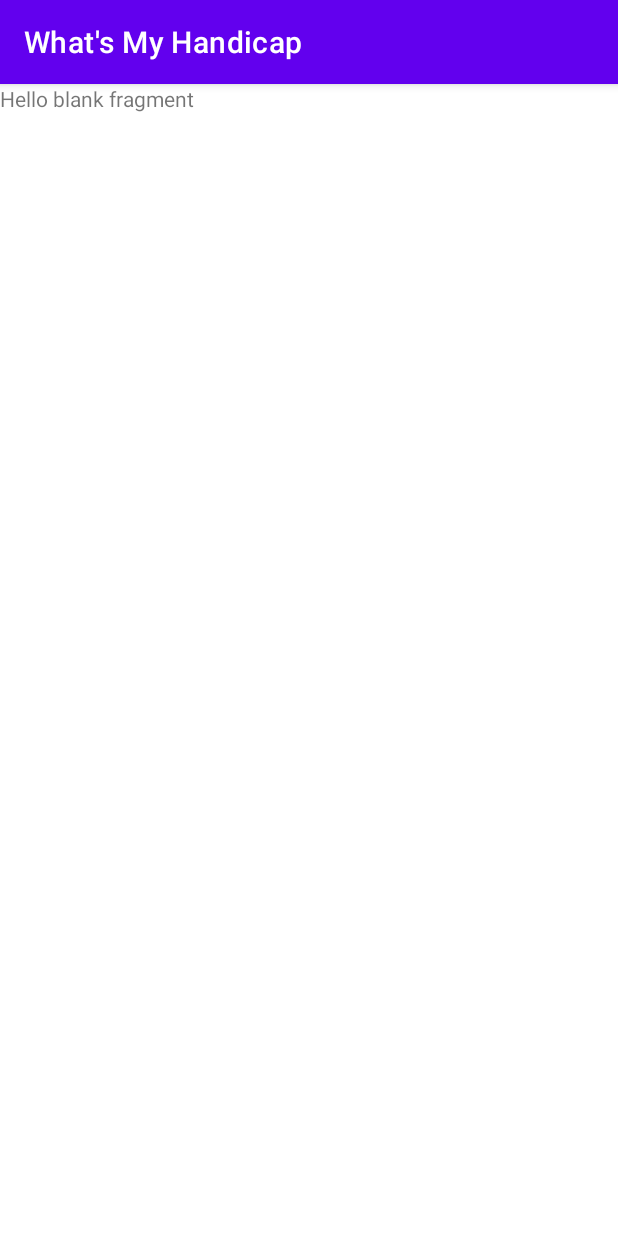
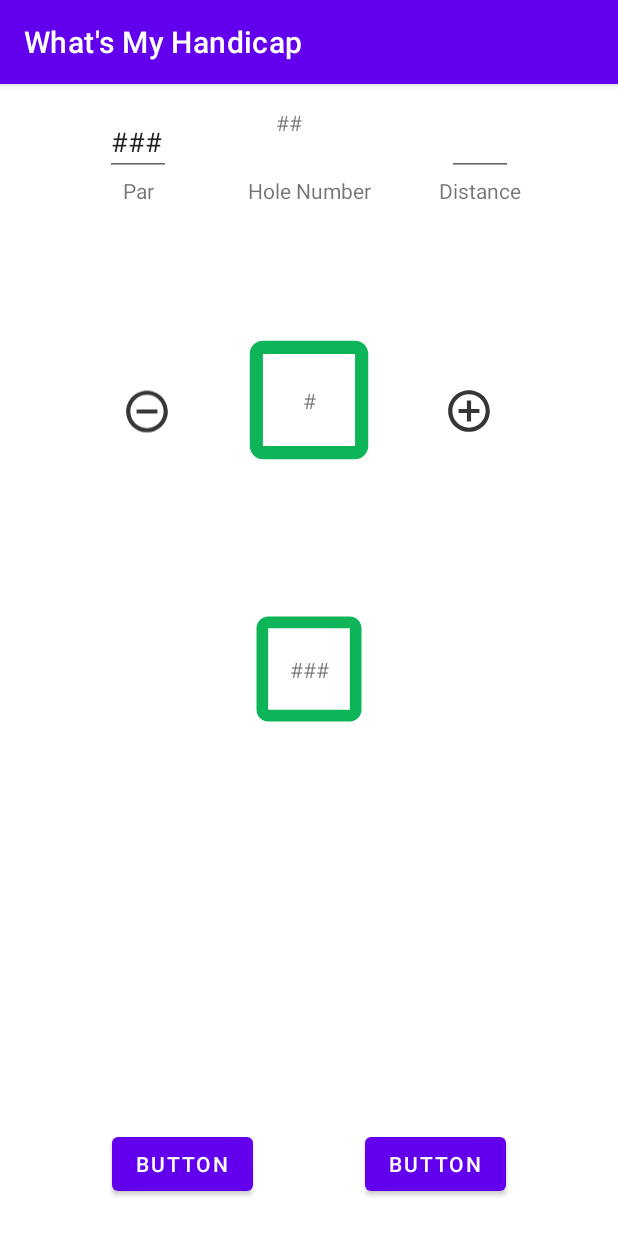
Before and after one commit to Shamalsiri/whats_my_handicap, an Android app: the fragment RoundDataEntryFragment placed in its activity, on a phone screen of 412 x 824 dp. Run offline under Robolectric (Android 15) with nearby library versions, the phone set to English and light mode, and no system bars.

Commit message:
[SS][initial_setup] More work for Round Data Entry

```diff
--- a/app/build.gradle
+++ b/app/build.gradle
@@ -11,7 +11,7 @@ android {
     defaultConfig {
         applicationId "com.siriwardana.whatsmyhandicap"
         minSdk 27
-        targetSdk 33
+        targetSdk 29
         versionCode 1
         versionName "1.0"
 
--- /dev/null
+++ b/app/src/main/res/drawable/baseline_add_circle.xml
@@ -0,0 +1,5 @@
+<vector android:height="24dp" android:tint="#363637"
+    android:viewportHeight="24" android:viewportWidth="24"
+    android:width="24dp" xmlns:android="http://schemas.android.com/apk/res/android">
+    <path android:fillColor="@android:color/white" android:pathData="M13,7h-2v4L7,11v2h4v4h2v-4h4v-2h-4L13,7zM12,2C6.48,2 2,6.48 2,12s4.48,10 10,10 10,-4.48 10,-10S17.52,2 12,2zM12,20c-4.41,0 -8,-3.59 -8,-8s3.59,-8 8,-8 8,3.59 8,8 -3.59,8 -8,8z"/>
+</vector>
--- /dev/null
+++ b/app/src/main/res/drawable/baseline_crop_square_24.xml
@@ -0,0 +1,5 @@
+<vector android:height="24dp" android:tint="#329A2F"
+    android:viewportHeight="24" android:viewportWidth="24"
+    android:width="24dp" xmlns:android="http://schemas.android.com/apk/res/android">
+    <path android:fillColor="@android:color/white" android:pathData="M18,4L6,4c-1.1,0 -2,0.9 -2,2v12c0,1.1 0.9,2 2,2h12c1.1,0 2,-0.9 2,-2L20,6c0,-1.1 -0.9,-2 -2,-2zM18,18L6,18L6,6h12v12z"/>
+</vector>
--- /dev/null
+++ b/app/src/main/res/drawable/baseline_remove_circle.xml
@@ -0,0 +1,5 @@
+<vector android:height="24dp" android:tint="#363637"
+    android:viewportHeight="24" android:viewportWidth="24"
+    android:width="24dp" xmlns:android="http://schemas.android.com/apk/res/android">
+    <path android:fillColor="@android:color/white" android:pathData="M7,11v2h10v-2L7,11zM12,2C6.48,2 2,6.48 2,12s4.48,10 10,10 10,-4.48 10,-10S17.52,2 12,2zM12,20c-4.41,0 -8,-3.59 -8,-8s3.59,-8 8,-8 8,3.59 8,8 -3.59,8 -8,8z"/>
+</vector>
--- /dev/null
+++ b/app/src/main/res/drawable/ic_password_visibility.xml
@@ -0,0 +1,5 @@
+<vector android:height="24dp" android:tint="#363637"
+    android:viewportHeight="24" android:viewportWidth="24"
+    android:width="24dp" xmlns:android="http://schemas.android.com/apk/res/android">
+    <path android:fillColor="@android:color/white" android:pathData="M12,4.5C7,4.5 2.73,7.61 1,12c1.73,4.39 6,7.5 11,7.5s9.27,-3.11 11,-7.5c-1.73,-4.39 -6,-7.5 -11,-7.5zM12,17c-2.76,0 -5,-2.24 -5,-5s2.24,-5 5,-5 5,2.24 5,5 -2.24,5 -5,5zM12,9c-1.66,0 -3,1.34 -3,3s1.34,3 3,3 3,-1.34 3,-3 -1.34,-3 -3,-3z"/>
+</vector>
--- a/app/src/main/res/layout/fragment_new_round.xml
+++ b/app/src/main/res/layout/fragment_new_round.xml
@@ -58,11 +58,13 @@
 
     <EditText
         android:id="@+id/et_course_name"
-        android:layout_width="363dp"
+        android:layout_width="0dp"
         android:layout_height="wrap_content"
+        android:layout_marginEnd="24dp"
         android:ems="10"
         android:hint="Enter Course name"
         android:inputType="text"
+        app:layout_constraintEnd_toEndOf="parent"
         app:layout_constraintStart_toStartOf="@+id/tv_course_name_title"
         app:layout_constraintTop_toBottomOf="@+id/tv_course_name_title" />
 
--- a/app/src/main/res/layout/fragment_round_data_entry.xml
+++ b/app/src/main/res/layout/fragment_round_data_entry.xml
@@ -1,14 +1,155 @@
 <?xml version="1.0" encoding="utf-8"?>
-<FrameLayout xmlns:android="http://schemas.android.com/apk/res/android"
+<androidx.constraintlayout.widget.ConstraintLayout xmlns:android="http://schemas.android.com/apk/res/android"
+    xmlns:app="http://schemas.android.com/apk/res-auto"
     xmlns:tools="http://schemas.android.com/tools"
     android:layout_width="match_parent"
     android:layout_height="match_parent"
     tools:context=".fragments.RoundDataEntryFragment">
 
-    <!-- TODO: Update blank fragment layout -->
+
+    <EditText
+        android:id="@+id/et_par"
+        android:layout_width="44dp"
+        android:layout_height="wrap_content"
+        android:layout_marginTop="16dp"
+        android:ems="10"
+        android:inputType="number"
+        android:text="###"
+        app:layout_constraintEnd_toStartOf="@+id/tv_hole_num"
+        app:layout_constraintHorizontal_bias="0.5"
+        app:layout_constraintStart_toStartOf="parent"
+        app:layout_constraintTop_toTopOf="parent" />
+
     <TextView
-        android:layout_width="match_parent"
-        android:layout_height="match_parent"
-        android:text="@string/hello_blank_fragment" />
+        android:id="@+id/tv_par_title"
+        android:layout_width="wrap_content"
+        android:layout_height="wrap_content"
+        android:text="Par"
+        app:layout_constraintEnd_toEndOf="@+id/et_par"
+        app:layout_constraintStart_toStartOf="@+id/et_par"
+        app:layout_constraintTop_toBottomOf="@+id/et_par" />
 
-</FrameLayout>
+    <TextView
+        android:id="@+id/tv_hole_title"
+        android:layout_width="wrap_content"
+        android:layout_height="wrap_content"
+        android:text="Hole Number"
+        app:layout_constraintEnd_toEndOf="@+id/tv_hole_num"
+        app:layout_constraintStart_toStartOf="@+id/tv_hole_num"
+        app:layout_constraintTop_toBottomOf="@+id/et_par" />
+
+    <TextView
+        android:id="@+id/tv_hole_num"
+        android:layout_width="44dp"
+        android:layout_height="45dp"
+        android:layout_marginTop="16dp"
+        android:text="##"
+        app:layout_constraintEnd_toStartOf="@+id/et_distance_hole"
+        app:layout_constraintHorizontal_bias="0.5"
+        app:layout_constraintStart_toEndOf="@+id/et_par"
+        app:layout_constraintTop_toTopOf="parent" />
+
+    <EditText
+        android:id="@+id/et_distance_hole"
+        android:layout_width="44dp"
+        android:layout_height="wrap_content"
+        android:layout_marginTop="16dp"
+        android:ems="10"
+        android:inputType="number"
+        app:layout_constraintEnd_toEndOf="parent"
+        app:layout_constraintHorizontal_bias="0.5"
+        app:layout_constraintStart_toEndOf="@+id/tv_hole_num"
+        app:layout_constraintTop_toTopOf="parent" />
+
+    <TextView
+        android:id="@+id/tv_distance_title"
+        android:layout_width="wrap_content"
+        android:layout_height="wrap_content"
+        android:text="Distance"
+        app:layout_constraintEnd_toEndOf="@+id/et_distance_hole"
+        app:layout_constraintStart_toStartOf="@+id/et_distance_hole"
+        app:layout_constraintTop_toBottomOf="@+id/et_distance_hole" />
+
+    <Button
+        android:id="@+id/button"
+        android:layout_width="wrap_content"
+        android:layout_height="wrap_content"
+        android:layout_marginBottom="24dp"
+        android:text="Button"
+        app:layout_constraintBottom_toBottomOf="parent"
+        app:layout_constraintEnd_toStartOf="@+id/button2"
+        app:layout_constraintHorizontal_bias="0.5"
+        app:layout_constraintStart_toStartOf="parent" />
+
+    <Button
+        android:id="@+id/button2"
+        android:layout_width="wrap_content"
+        android:layout_height="wrap_content"
+        android:layout_marginBottom="24dp"
+        android:text="Button"
+        app:layout_constraintBottom_toBottomOf="parent"
+        app:layout_constraintEnd_toEndOf="parent"
+        app:layout_constraintHorizontal_bias="0.5"
+        app:layout_constraintStart_toEndOf="@+id/button" />
+
+    <TextView
+        android:id="@+id/textView6"
+        android:layout_width="wrap_content"
+        android:layout_height="wrap_content"
+        android:text="#"
+        app:layout_constraintBottom_toBottomOf="@+id/imageView"
+        app:layout_constraintEnd_toEndOf="@+id/imageView"
+        app:layout_constraintStart_toStartOf="@+id/imageView"
+        app:layout_constraintTop_toTopOf="@+id/imageView" />
+
+    <TextView
+        android:id="@+id/textView7"
+        android:layout_width="wrap_content"
+        android:layout_height="wrap_content"
+        android:text="###"
+        app:layout_constraintBottom_toBottomOf="@+id/imageView4"
+        app:layout_constraintEnd_toEndOf="@+id/imageView4"
+        app:layout_constraintStart_toStartOf="@+id/imageView4"
+        app:layout_constraintTop_toTopOf="@+id/imageView4" />
+
+    <ImageView
+        android:id="@+id/imageView"
+        android:layout_width="105dp"
+        android:layout_height="105dp"
+        android:layout_marginTop="77dp"
+        android:src="@drawable/baseline_check_box_outline_blank_24"
+        app:layout_constraintEnd_toEndOf="parent"
+        app:layout_constraintStart_toStartOf="parent"
+        app:layout_constraintTop_toBottomOf="@+id/tv_hole_title" />
+
+    <ImageView
+        android:id="@+id/imageView4"
+        android:layout_width="105dp"
+        android:layout_height="93dp"
+        android:layout_marginTop="80dp"
+        android:src="@drawable/baseline_check_box_outline_blank_24"
+        app:layout_constraintEnd_toEndOf="parent"
+        app:layout_constraintStart_toStartOf="parent"
+        app:layout_constraintTop_toBottomOf="@+id/imageView" />
+
+    <ImageView
+        android:id="@+id/imageView2"
+        android:layout_width="33dp"
+        android:layout_height="34dp"
+        android:src="@drawable/baseline_remove_circle"
+        app:layout_constraintEnd_toStartOf="@+id/imageView"
+        app:layout_constraintHorizontal_bias="0.675"
+        app:layout_constraintStart_toStartOf="parent"
+        app:layout_constraintTop_toTopOf="@+id/textView6" />
+
+    <ImageView
+        android:id="@+id/imageView3"
+        android:layout_width="33dp"
+        android:layout_height="33dp"
+        android:src="@drawable/baseline_add_circle"
+        app:layout_constraintEnd_toEndOf="parent"
+        app:layout_constraintHorizontal_bias="0.31"
+        app:layout_constraintStart_toEndOf="@+id/imageView"
+        app:layout_constraintTop_toTopOf="@+id/textView6" />
+
+</androidx.constraintlayout.widget.ConstraintLayout>
```
